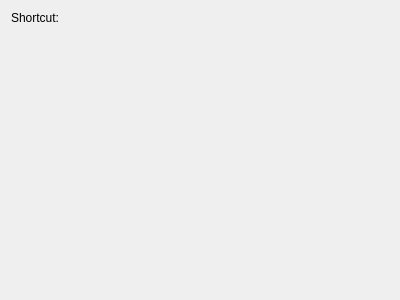
Qt form plugins/Commands/Shortcut/createshortcutcommandwidget.ui (KDE/simon) before a commit.
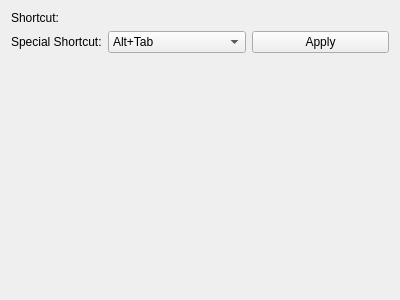
The same form after that commit. Custom widgets are drawn as their Qt base class.

Diff of the .ui file:
```diff
--- a/plugins/Commands/Shortcut/createshortcutcommandwidget.ui
+++ b/plugins/Commands/Shortcut/createshortcutcommandwidget.ui
@@ -12,34 +12,59 @@
   <property name="windowTitle" >
    <string>Form</string>
   </property>
-  <layout class="QVBoxLayout" name="verticalLayout" >
-   <item>
-    <layout class="QFormLayout" name="formLayout" >
-     <item row="0" column="0" >
-      <widget class="QLabel" name="label_2" >
+  <layout class="QFormLayout" name="formLayout" >
+   <item row="0" column="0" >
+    <widget class="QLabel" name="label_2" >
+     <property name="text" >
+      <string>Shortcut:</string>
+     </property>
+    </widget>
+   </item>
+   <item row="0" column="1" >
+    <widget class="KKeySequenceWidget" native="1" name="ksShortcut" />
+   </item>
+   <item row="1" column="0" >
+    <widget class="QLabel" name="lbSpecialShortcut" >
+     <property name="text" >
+      <string>Special Shortcut:</string>
+     </property>
+    </widget>
+   </item>
+   <item row="1" column="1" >
+    <layout class="QHBoxLayout" name="horizontalLayout" >
+     <item>
+      <widget class="KComboBox" name="cbSpecialShortcut" >
+       <item>
+        <property name="text" >
+         <string>Alt+Tab</string>
+        </property>
+       </item>
+       <item>
+        <property name="text" >
+         <string>Alt+F4</string>
+        </property>
+       </item>
+       <item>
+        <property name="text" >
+         <string>Ctrl+Esc</string>
+        </property>
+       </item>
+       <item>
+        <property name="text" >
+         <string>Ctrl+Alt+Esc</string>
+        </property>
+       </item>
+      </widget>
+     </item>
+     <item>
+      <widget class="KPushButton" name="pbApplySpecialShortcut" >
        <property name="text" >
-        <string>Shortcut:</string>
+        <string>Apply</string>
        </property>
       </widget>
      </item>
-     <item row="0" column="1" >
-      <widget class="KKeySequenceWidget" name="ksShortcut" />
-     </item>
     </layout>
    </item>
-   <item>
-    <spacer name="verticalSpacer" >
-     <property name="orientation" >
-      <enum>Qt::Vertical</enum>
-     </property>
-     <property name="sizeHint" stdset="0" >
-      <size>
-       <width>20</width>
-       <height>248</height>
-      </size>
-     </property>
-    </spacer>
-   </item>
   </layout>
  </widget>
  <customwidgets>
@@ -48,6 +73,16 @@
    <extends>QWidget</extends>
    <header>kkeysequencewidget.h</header>
   </customwidget>
+  <customwidget>
+   <class>KComboBox</class>
+   <extends>QComboBox</extends>
+   <header location="global" >kcombobox.h</header>
+  </customwidget>
+  <customwidget>
+   <class>KPushButton</class>
+   <extends>QPushButton</extends>
+   <header location="global" >kpushbutton.h</header>
+  </customwidget>
  </customwidgets>
  <resources/>
  <connections/>
```
